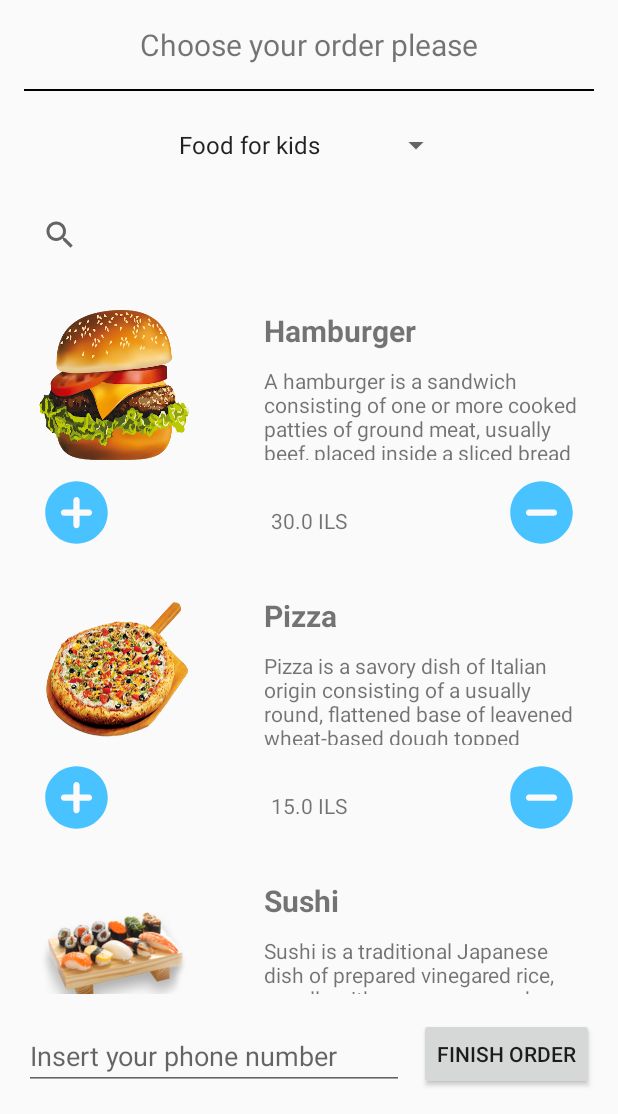
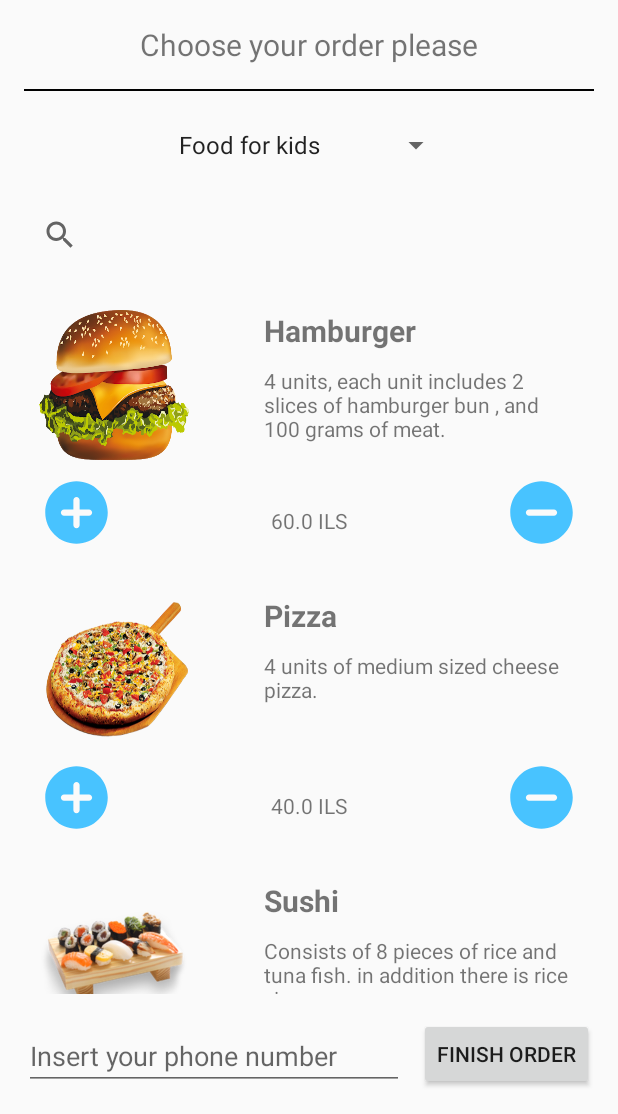
Before and after one commit to avimichaeli/fineoutside, an Android app: the FoodDeliveryActivity screen opened directly, with no data from a screen before it, on a phone screen of 412 x 824 dp, the part 122-1236 px from its top. Run offline under Robolectric (Android 15) with nearby library versions, the phone set to English and light mode, and no system bars; our stand-ins replace Firebase (no records; nobody signed in at launch, a user with empty details on screens opened directly); 2 statements that could not run were skipped.

```diff
--- a/app/src/main/java/com/example/fineoutside/activities/FoodDeliveryActivity.java
+++ b/app/src/main/java/com/example/fineoutside/activities/FoodDeliveryActivity.java
@@ -41,14 +41,14 @@ public class FoodDeliveryActivity extends LocationActivity {
     private final FirebaseDatabase database = FirebaseDatabase.getInstance();
     private final DatabaseReference usersRoot = database.getReference().child("fine outside users");
     private final List<OrderItem> childrenOrderItemsList = Arrays.asList(
-        new OrderItem("Hamburger", "A hamburger is a sandwich consisting of one or more cooked patties of ground meat, usually beef, placed inside a sliced bread roll or bun.", 0, R.drawable.hamburger, 30.0),
-        new OrderItem("Pizza", "Pizza is a savory dish of Italian origin consisting of a usually round, flattened base of leavened wheat-based dough topped with tomatoes, cheese, and often various other ingredients, which is then baked at a high temperature, traditionally in a wood-fired oven.", 0, R.drawable.pizza, 15.0),
-        new OrderItem("Sushi", "Sushi is a traditional Japanese dish of prepared vinegared rice, usually with some sugar and salt, accompanying a variety of ingredients, such as seafood, often raw, and vegetables.", 0, R.drawable.sushi, 45.0),
-        new OrderItem("Schnitzel and Chips", "A schnitzel is a thin slice of meat fried in fat. The meat is usually thinned by pounding with a meat tenderizer.", 0, R.drawable.schnizel, 60.0));
+        new OrderItem("Hamburger", "4 units, each unit includes 2 slices of hamburger bun , and 100 grams of meat.", 0, R.drawable.hamburger, 60.0),
+        new OrderItem("Pizza", "4 units of medium sized cheese pizza.", 0, R.drawable.pizza, 40.0),
+        new OrderItem("Sushi", "Consists of 8 pieces of rice and tuna fish. in addition there is rice vinegar.", 0, R.drawable.sushi, 40.0),
+        new OrderItem("Schnitzel and Chips", "Consists of 200 grams of chips , and 8 units of 10 grams schnitzels.", 0, R.drawable.schnizel, 40.0));
     private final List<OrderItem> parentsOrderItemsList = Arrays.asList(
-        new OrderItem("Black Coffee", "Coffee is a brewed drink prepared from roasted coffee beans, the seeds of berries from certain coffee species.", 0, R.drawable.black_coffee, 5.0),
-        new OrderItem("Cappuccino", "A cappuccino is an espresso-based coffee drink that originated in Italy, and is traditionally prepared with steamed milk foam.", 0, R.drawable.cappuccino, 7.0),
-        new OrderItem("Tea", "Tea is an aromatic beverage prepared by pouring hot or boiling water over cured or fresh leaves of Camellia sinensis, an evergreen shrub native to China and East Asia.", 0, R.drawable.tea, 9.0));
+        new OrderItem("Black Coffee", "100 grams of just black coffee.", 0, R.drawable.black_coffee, 20.0),
+        new OrderItem("Cappuccino", "100 grams of cappuccino.", 0, R.drawable.cappuccino, 20.0),
+        new OrderItem("Tea", "100 grams of green tea.", 0, R.drawable.tea, 20.0));
     private Spinner order_type_spinner;
     private SearchView search_order_items;
     private RecyclerView order_items_list;
--- a/app/src/main/java/com/example/fineoutside/adapters/GroupAdapter.java
+++ b/app/src/main/java/com/example/fineoutside/adapters/GroupAdapter.java
@@ -29,7 +29,7 @@ public class GroupAdapter extends RecyclerView.Adapter<GroupAdapter.GroupViewHol
 
     private final List<Group> groupList;
     private List<Group> groupListFiltered;
-    private DeleteGroupListener deleteGroupListener;
+    private final DeleteGroupListener deleteGroupListener;
 
     public GroupAdapter(List<Group> groupList, DeleteGroupListener deleteGroupListener) {
         this.groupList = groupList;
@@ -48,8 +48,8 @@ public class GroupAdapter extends RecyclerView.Adapter<GroupAdapter.GroupViewHol
         Group group = groupListFiltered.get(position);
         holder.group_name_text.setText(group.getName());
         holder.group_description_text.setText(group.getDescription());
-        holder.my_group_image.setVisibility(user != null && group.getRegistered_users() != null && group.getRegistered_users().contains(user.getUid()) ? View.VISIBLE : View.GONE);
-        holder.delete_group_button.setVisibility(group.getCreator_id().equalsIgnoreCase(user == null ? "" : user.getUid()) ? View.VISIBLE : View.GONE);
+        holder.my_group_image.setVisibility(user != null && group.getRegistered_users() != null && group.getRegistered_users().contains(user.getUid()) ? View.VISIBLE : View.INVISIBLE);
+        holder.delete_group_button.setVisibility(group.getCreator_id().equalsIgnoreCase(user == null ? "" : user.getUid()) ? View.VISIBLE : View.INVISIBLE);
         holder.delete_group_button.setOnClickListener(v -> {
             if (deleteGroupListener != null) {
                 deleteGroupListener.onDeleteGroup(group.getId());
```
Also changed, not shown: app/src/main/res/layout/view_group_cell.xml (+8 -6 lines).
